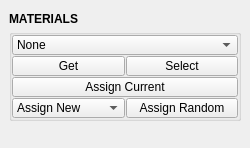
Above: tentacle/ui/materials.ui from m3trik/tentacle before the change. Below: the same form after it.
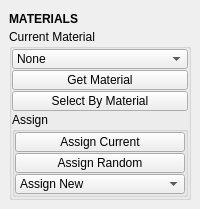
That is the form after the change. Custom widgets are drawn as their Qt base class.

```diff
--- a/tentacle/ui/materials.ui
+++ b/tentacle/ui/materials.ui
@@ -9,8 +9,8 @@
    <rect>
     <x>0</x>
     <y>0</y>
-    <width>250</width>
-    <height>148</height>
+    <width>200</width>
+    <height>200</height>
    </rect>
   </property>
   <property name="sizePolicy">
@@ -63,7 +63,7 @@
       <item>
        <widget class="QGroupBox" name="group000">
         <property name="title">
-         <string/>
+         <string>Current Material</string>
         </property>
         <layout class="QGridLayout" name="gridLayout">
          <property name="leftMargin">
@@ -81,32 +81,7 @@
          <property name="spacing">
           <number>1</number>
          </property>
-         <item row="11" column="0" colspan="4">
-          <widget class="PushButton" name="b005">
-           <property name="enabled">
-            <bool>true</bool>
-           </property>
-           <property name="minimumSize">
-            <size>
-             <width>0</width>
-             <height>20</height>
-            </size>
-           </property>
-           <property name="maximumSize">
-            <size>
-             <width>16777215</width>
-             <height>20</height>
-            </size>
-           </property>
-           <property name="toolTip">
-            <string>Assign the current material to any selected object(s).</string>
-           </property>
-           <property name="text">
-            <string>Assign Current</string>
-           </property>
-          </widget>
-         </item>
-         <item row="2" column="0" colspan="4">
+         <item row="2" column="0" colspan="2">
           <widget class="ComboBox" name="cmb002">
            <property name="minimumSize">
             <size>
@@ -142,7 +117,7 @@
            </item>
           </widget>
          </item>
-         <item row="8" column="2" colspan="2">
+         <item row="11" column="0" colspan="2">
           <widget class="PushButton" name="tb000">
            <property name="enabled">
             <bool>true</bool>
@@ -163,7 +138,7 @@
             <string>&lt;html&gt;&lt;head/&gt;&lt;body&gt;&lt;p&gt;Select all components with the same material. &lt;/p&gt;&lt;p&gt;If nothing is selected; search all geometry.&lt;/p&gt;&lt;/body&gt;&lt;/html&gt;</string>
            </property>
            <property name="text">
-            <string>Select</string>
+            <string>Select By Material</string>
            </property>
           </widget>
          </item>
@@ -188,12 +163,36 @@
             <string>Set material shader ID from selection.</string>
            </property>
            <property name="text">
-            <string>Get</string>
+            <string>Get Material</string>
            </property>
           </widget>
          </item>
-         <item row="12" column="0" colspan="2">
-          <widget class="ComboBox" name="cmb000">
+         <item row="13" column="0" colspan="2">
+          <widget class="QGroupBox" name="groupBox">
+           <property name="title">
+            <string>Assign</string>
+           </property>
+           <layout class="QVBoxLayout" name="verticalLayout_3">
+            <property name="spacing">
+             <number>1</number>
+            </property>
+            <property name="leftMargin">
+             <number>0</number>
+            </property>
+            <property name="topMargin">
+             <number>0</number>
+            </property>
+            <property name="rightMargin">
+             <number>0</number>
+            </property>
+            <property name="bottomMargin">
+             <number>0</number>
+            </property>
+            <item>
+             <widget class="PushButton" name="b005">
+              <property name="enabled">
+               <bool>true</bool>
+              </property>
            <property name="minimumSize">
             <size>
              <width>0</width>
@@ -207,28 +206,14 @@
             </size>
            </property>
            <property name="toolTip">
-            <string>Assign a new material to the current selection.</string>
-           </property>
-           <property name="maxVisibleItems">
-            <number>40</number>
-           </property>
-           <property name="maxCount">
-            <number>500</number>
-           </property>
-           <property name="sizeAdjustPolicy">
-            <enum>QComboBox::AdjustToContents</enum>
-           </property>
-           <property name="frame">
-            <bool>true</bool>
-           </property>
-           <item>
+               <string>Assign the current material to any selected object(s).</string>
+              </property>
             <property name="text">
-             <string>Assign New</string>
-            </property>
-           </item>
-          </widget>
-         </item>
-         <item row="12" column="2" colspan="2">
+               <string>Assign Current</string>
+              </property>
+             </widget>
+            </item>
+            <item>
           <widget class="PushButton" name="b004">
            <property name="enabled">
             <bool>true</bool>
@@ -253,7 +238,40 @@
            </property>
           </widget>
          </item>
-        </layout>
+            <item>
+             <widget class="ComboBox" name="cmb000">
+              <property name="minimumSize">
+               <size>
+                <width>0</width>
+                <height>20</height>
+               </size>
+              </property>
+              <property name="maximumSize">
+               <size>
+                <width>16777215</width>
+                <height>20</height>
+               </size>
+              </property>
+              <property name="toolTip">
+               <string>Assign a new material to the current selection.</string>
+              </property>
+              <property name="maxVisibleItems">
+               <number>40</number>
+              </property>
+              <property name="maxCount">
+               <number>500</number>
+              </property>
+              <property name="sizeAdjustPolicy">
+               <enum>QComboBox::AdjustToContents</enum>
+              </property>
+              <property name="frame">
+               <bool>true</bool>
+              </property>
+              <item>
+               <property name="text">
+                <string>Assign New</string>
+               </property>
+              </item>
        </widget>
       </item>
       <item>
@@ -268,6 +286,12 @@
          </size>
         </property>
        </spacer>
+            </item>
+           </layout>
+          </widget>
+         </item>
+        </layout>
+       </widget>
       </item>
      </layout>
     </item>
```
Lines whose indentation alone changed are shown as unchanged.
